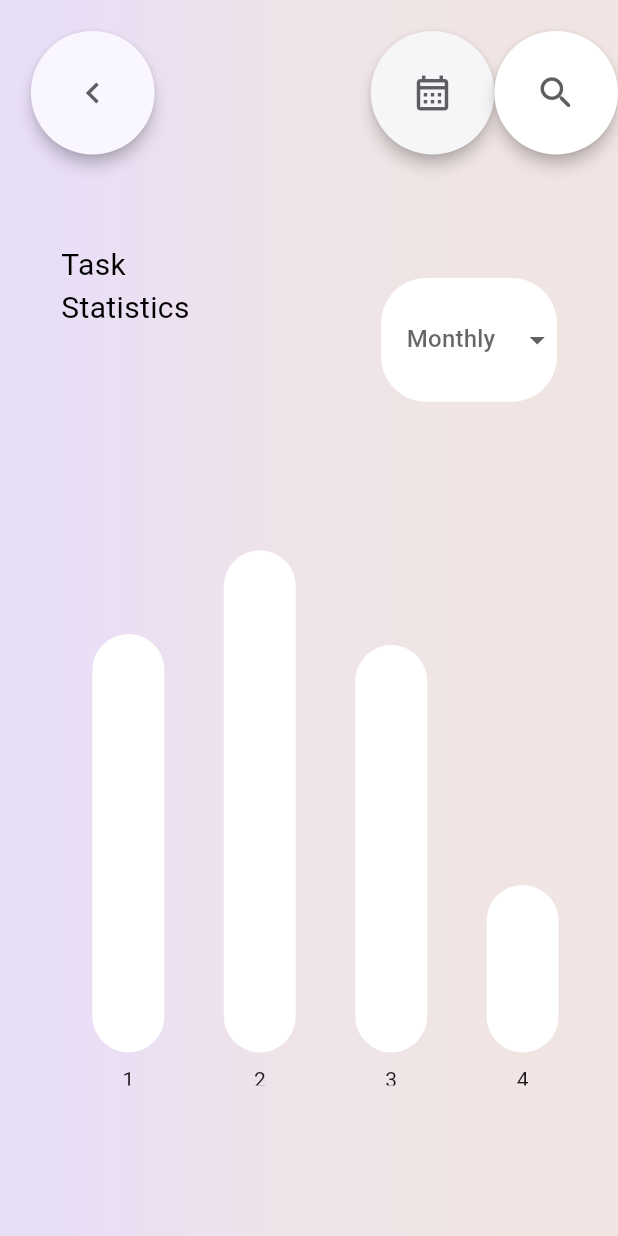
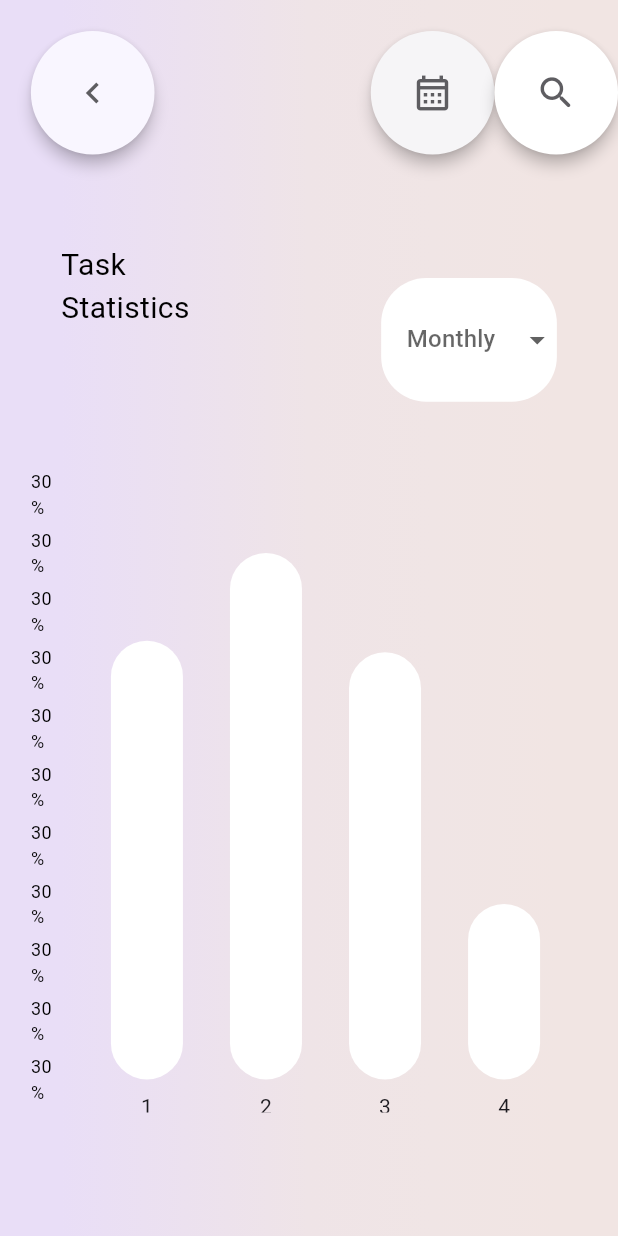
Before and after one commit to SyedOsamaAhmed/Spech-Company-Task, a Flutter app: the screen it shows after launch, on a phone screen of 412 x 824 dp. Run offline on Flutter 3.47's test engine with Material 3 defaults, Android fonts, the phone set to English and light mode, and no system bars; drawn by our look-alikes of dropdown_button2, fl_chart.

Commit message:
resolving y-axis values repeating resolution in progress

```diff
--- a/lib/bar graph/axix customizations/yaxis_customization.dart
+++ b/lib/bar graph/axix customizations/yaxis_customization.dart
@@ -20,41 +20,25 @@ class Yaxis extends StatelessWidget {
     taskStatsPercents.map((data) {
       value = data;
 
-      switch (value) {
-        case 1:
-          {
-            value == 0.75 ? text = "75%" : null;
-            break;
-          }
-        case 2:
-          {
-            value == 0.90 ? text = "90%" : null;
-            break;
-          }
-        case 3:
-          {
-            value == 0.73 ? text = "73%" : null;
-            break;
-          }
-        case 4:
-          {
-            value == 0.30 ? text = "30%" : null;
-            break;
-          }
-
-        default:
-          break;
-      }
+      if (value == 0.75) {
+        text = "75%";
+      } else if (value == 0.90) {
+        text = "90%";
+      } else if (value == 0.73) {
+        text = "73%";
+      } else if (value == 0.30) {
+        text = "30%";
+      } else {}
     }).toList();
 
     return SideTitleWidget(
       axisSide: meta.axisSide,
-      space: 0.0,
+      space: 0,
       child: Text(
         text,
         style: const TextStyle(
-          color: Colors.white,
-          fontSize: 16,
+          color: Colors.black,
+          fontSize: 12,
         ),
       ),
     );
--- a/lib/screens/task_main_screen.dart
+++ b/lib/screens/task_main_screen.dart
@@ -131,12 +131,9 @@ class _MainTaskScreenState extends State<MainTaskScreen> {
                 ),
               ),
               SizedBox(
-                  width: MediaQuery.of(context).size.width,
+                  width: MediaQuery.of(context).size.width * 0.90,
                   height: MediaQuery.of(context).size.height * 0.50,
-                  child: Padding(
-                    padding: const EdgeInsets.only(bottom: 18.0),
-                    child: BarGraph(taskStatsPercents: taskStatsPercentages),
-                  )),
+                  child: BarGraph(taskStatsPercents: taskStatsPercentages)),
             ],
           ),
         ),
```
